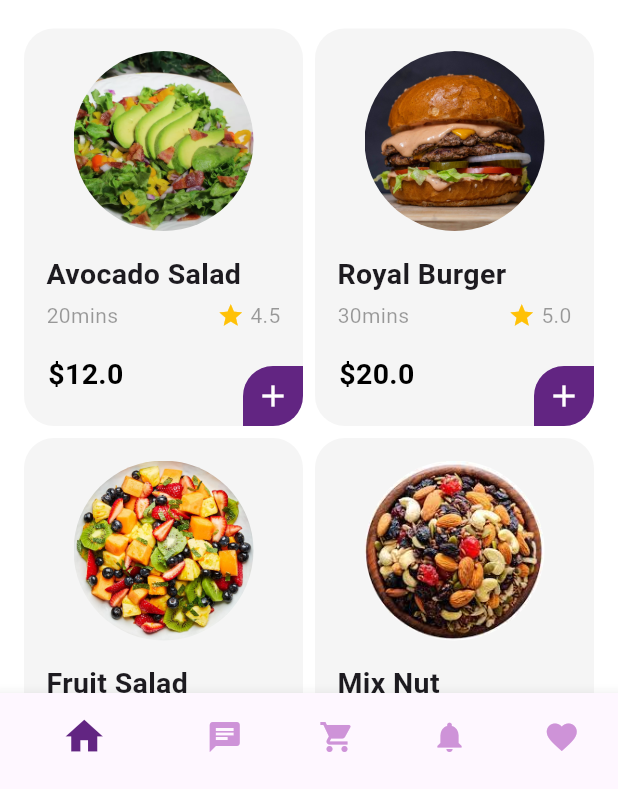
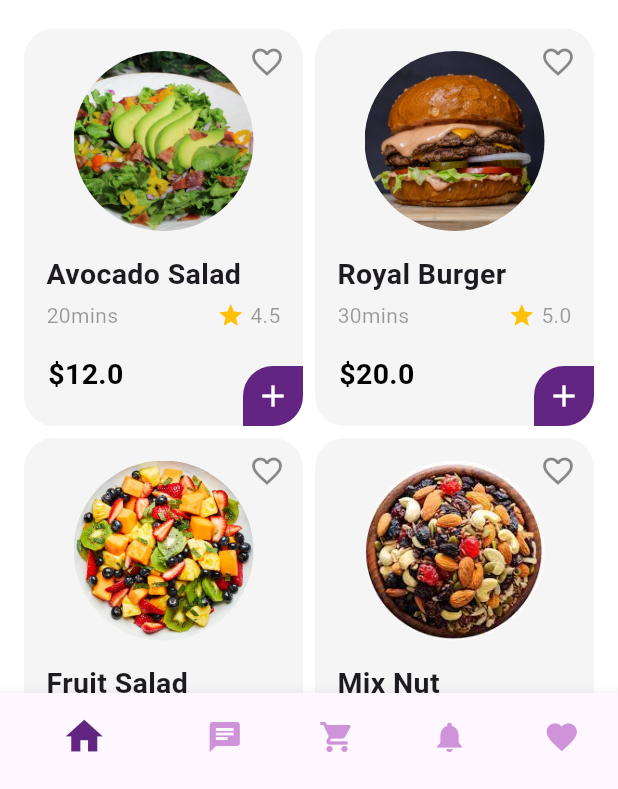
Before and after one commit to sharon5555/grocery_flutter_UI, a Flutter app: the HomePage screen opened directly, on a phone screen of 412 x 824 dp, the part 447-1236 px from its top. Run offline on Flutter 3.47's test engine with Material 3 defaults, Android fonts, the phone set to English and light mode, and no system bars.

Commit message:
updated the item display file

```diff
--- a/grocery_ui/lib/screens/items_display.dart
+++ b/grocery_ui/lib/screens/items_display.dart
@@ -114,7 +114,7 @@ class _ItemsDisplayState extends State<ItemsDisplay> {
                   ),
                   // For the Icon Favorite....
                   const Padding(
-                    padding: EdgeInsets.only(left: 250, top: 10),
+                    padding: EdgeInsets.only(left: 150, top: 10),
                     child: Icon(
                       Icons.favorite_border,
                       color: Colors.black45,
```
